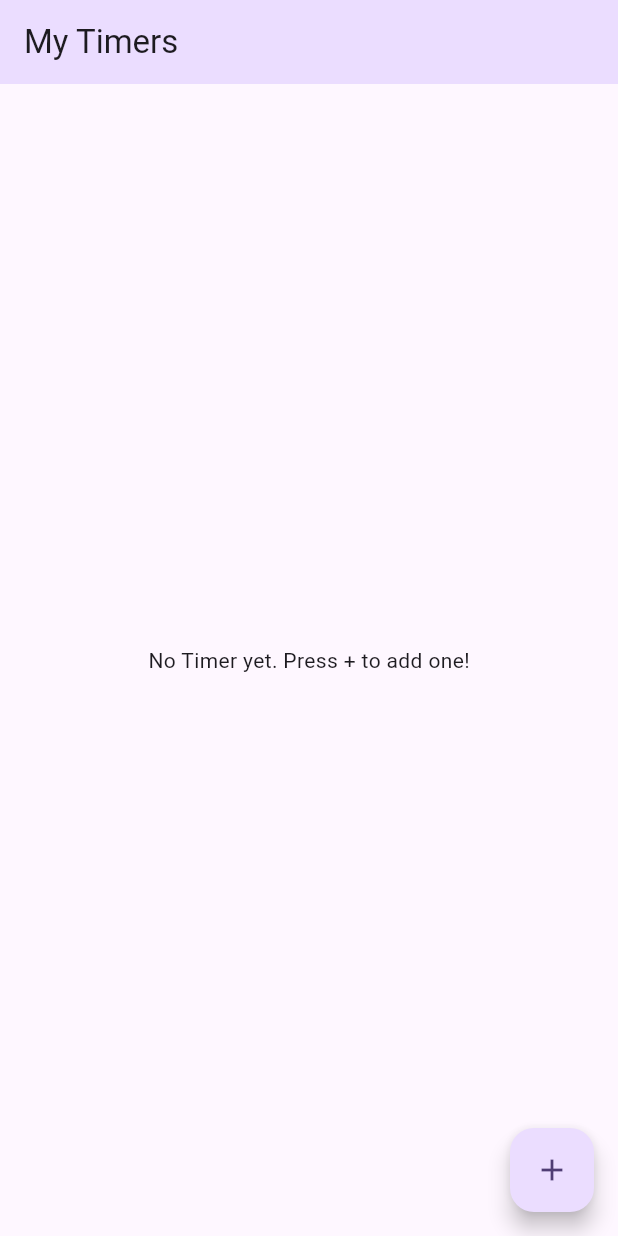
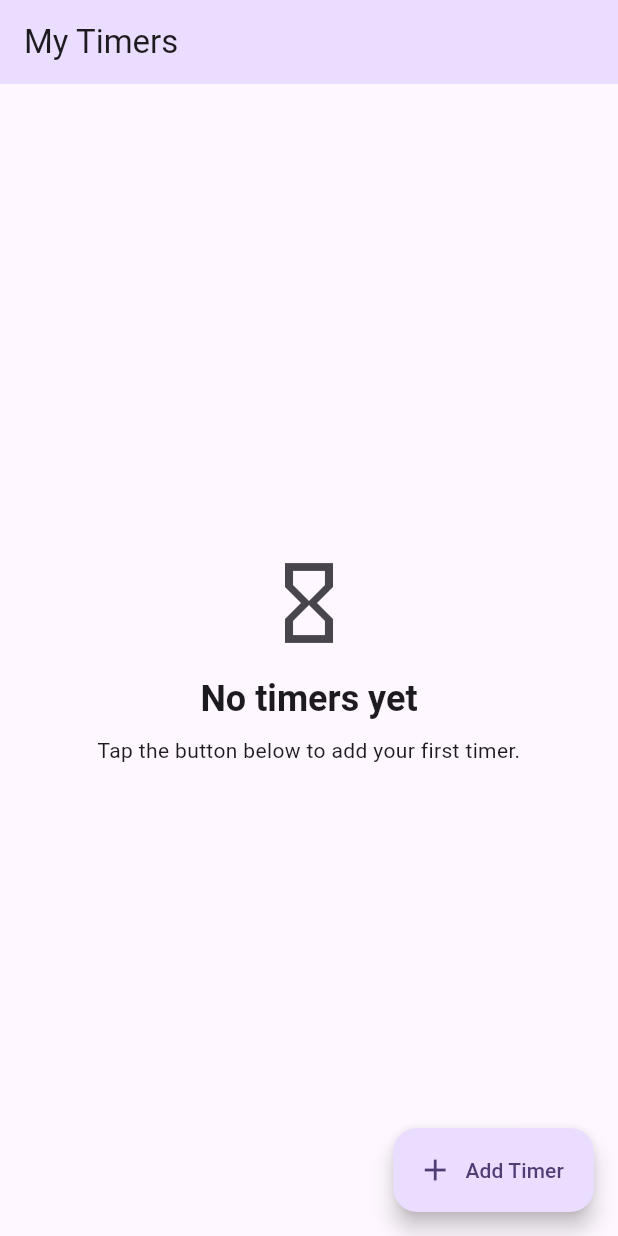
Before and after one commit to a58161017/kiuno-timer, a Flutter app: the screen it shows after launch, on a phone screen of 412 x 824 dp. Run offline on Flutter 3.47's test engine with Material 3 defaults, Android fonts, the light colour scheme and no system bars; our stand-ins replace audioplayers, flutter_riverpod, shared_preferences, vibration.

Commit message:
modify ui

```diff
--- a/lib/main.dart
+++ b/lib/main.dart
@@ -1,66 +1,40 @@
 import 'package:flutter/material.dart';
 import 'package:flutter_riverpod/flutter_riverpod.dart';
 
-import 'application/timer_list_provider.dart';
-import 'domain/entities/timer_model.dart';
-import 'domain/entities/timer_status.dart';
-import 'presentation/screens/add_timer_page.dart';
-import 'presentation/widgets/timer_card_widget.dart';
+import 'presentation/screens/timer_list_page.dart';
 
-Future<void> main() async {
+/// Entry point for the Kiuno Timer application.
+///
+/// This app uses Riverpod for state management and Material 3 for theming.
+/// It provides both light and dark themes based on the system setting.
+void main() {
   WidgetsFlutterBinding.ensureInitialized();
-  runApp(
-    const ProviderScope(child: MyApp()),
-  );
+  runApp(const ProviderScope(child: MyApp()));
 }
 
 class MyApp extends StatelessWidget {
   const MyApp({super.key});
 
-  // This widget is the root of your application.
   @override
   Widget build(BuildContext context) {
     return MaterialApp(
       title: 'Kiuno Timer',
+      themeMode: ThemeMode.system,
       theme: ThemeData(
-        colorScheme: ColorScheme.fromSeed(seedColor: Colors.deepPurple),
-        useMaterial3: true, // 建議使用 Material 3
+        useMaterial3: true,
+        colorScheme: ColorScheme.fromSeed(
+          seedColor: Colors.deepPurple,
+          brightness: Brightness.light,
+        ),
+      ),
+      darkTheme: ThemeData(
+        useMaterial3: true,
+        colorScheme: ColorScheme.fromSeed(
+          seedColor: Colors.deepPurple,
+          brightness: Brightness.dark,
+        ),
       ),
       home: const TimerListPage(),
     );
   }
 }
-
-class TimerListPage extends ConsumerWidget {
-  const TimerListPage({super.key});
-
-  @override
-  Widget build(BuildContext context, WidgetRef ref) {
-    final List<TimerModel> timers = ref.watch(timerListProvider);
-
-    return Scaffold(
-      appBar: AppBar(
-        title: const Text('My Timers'),
-        backgroundColor: Theme.of(context).colorScheme.primaryContainer,
-      ),
-      body: timers.isEmpty ? const Center(
-        child: Text('No Timer yet. Press + to add one!'),
-      ) : ListView.builder(
-        itemCount: timers.length,
-        itemBuilder: (context, index) {
-          final timer = timers[index];
-          return TimerCardWidget(timer: timer);
-        },
-      ),
-      floatingActionButton: FloatingActionButton(
-        onPressed: () {
-          Navigator.of(context).push(
-              MaterialPageRoute(builder: (context) => const AddTimerPage()),
-          );
-        },
-        tooltip: 'Add Timer',
-        child: const Icon(Icons.add),
-      ),
-    );
-  }
-}
--- /dev/null
+++ b/lib/presentation/screens/timer_list_page.dart
@@ -0,0 +1,124 @@
+import 'package:flutter/material.dart';
+import 'package:flutter_riverpod/flutter_riverpod.dart';
+
+import '../../../application/timer_list_provider.dart';
+import '../../../domain/entities/timer_model.dart';
+import '../widgets/timer_card_widget.dart';
+import 'add_timer_page.dart';
+
+/// Displays a scrollable list of timers with modern interactions.
+///
+/// This page uses `Dismissible` widgets to allow swipe actions for editing
+/// or deleting timers. A `FloatingActionButton.extended` provides a clear
+/// entry point for adding new timers. When the timer list is empty, a
+/// friendly placeholder encourages users to create their first timer.
+class TimerListPage extends ConsumerWidget {
+  const TimerListPage({super.key});
+
+  @override
+  Widget build(BuildContext context, WidgetRef ref) {
+    final List<TimerModel> timers = ref.watch(timerListProvider);
+    final notifier = ref.read(timerListProvider.notifier);
+
+    return Scaffold(
+      appBar: AppBar(
+        title: const Text('My Timers'),
+        backgroundColor: Theme.of(context).colorScheme.primaryContainer,
+      ),
+      body: timers.isEmpty
+          ? Center(
+              child: Padding(
+                padding: const EdgeInsets.all(24.0),
+                child: Column(
+                  mainAxisAlignment: MainAxisAlignment.center,
+                  children: [
+                    Icon(Icons.hourglass_empty,
+                        size: 64,
+                        color: Theme.of(context).colorScheme.onSurfaceVariant),
+                    const SizedBox(height: 16),
+                    Text(
+                      'No timers yet',
+                      style: Theme.of(context)
+                          .textTheme
+                          .headlineSmall
+                          ?.copyWith(fontWeight: FontWeight.bold),
+                    ),
+                    const SizedBox(height: 8),
+                    Text(
+                      'Tap the button below to add your first timer.',
+                      textAlign: TextAlign.center,
+                      style: Theme.of(context).textTheme.bodyMedium,
+                    ),
+                  ],
+                ),
+              ),
+            )
+          : ListView.builder(
+              itemCount: timers.length,
+              itemBuilder: (context, index) {
+                final timer = timers[index];
+                return Dismissible(
+                  key: ValueKey(timer.id),
+                  background: Container(
+                    color: Colors.red.shade400,
+                    alignment: Alignment.centerLeft,
+                    padding: const EdgeInsets.only(left: 24),
+                    child: const Icon(Icons.delete, color: Colors.white),
+                  ),
+                  secondaryBackground: Container(
+                    color: Colors.blueGrey.shade400,
+                    alignment: Alignment.centerRight,
+                    padding: const EdgeInsets.only(right: 24),
+                    child: const Icon(Icons.edit, color: Colors.white),
+                  ),
+                  confirmDismiss: (direction) async {
+                    if (direction == DismissDirection.startToEnd) {
+                      // Swipe right to delete.
+                      final result = await showDialog<bool>(
+                        context: context,
+                        builder: (context) => AlertDialog(
+                          title: const Text('Delete Timer'),
+                          content: Text('Are you sure you want to delete "${timer.name}"?'),
+                          actions: [
+                            TextButton(
+                              onPressed: () => Navigator.of(context).pop(false),
+                              child: const Text('Cancel'),
+                            ),
+                            TextButton(
+                              onPressed: () => Navigator.of(context).pop(true),
+                              child: const Text('Delete'),
+                            ),
+                          ],
+                        ),
+                      );
+                      if (result == true) {
+                        notifier.removeTimer(timer.id);
+                        return true;
+                      }
+                      return false;
+                    } else {
+                      // Swipe left to edit.
+                      Navigator.of(context).push(
+                        MaterialPageRoute(
+                          builder: (_) => AddTimerPage(timerToEdit: timer),
+                        ),
+                      );
+                      return false;
+                    }
+                  },
+                  child: TimerCardWidget(timer: timer),
+                );
+              },
+            ),
+      floatingActionButton: FloatingActionButton.extended(
+        onPressed: () {
+          Navigator.of(context).push(
+            MaterialPageRoute(builder: (_) => const AddTimerPage()),
+          );
+        },
+        icon: const Icon(Icons.add),
+        label: const Text('Add Timer'),
+      ),
+    );
+  }
+}
```
Also changed, not shown: lib/presentation/screens/add_timer_page.dart (+39 -53 lines), lib/presentation/widgets/timer_card_widget.dart (+70 -48 lines).
